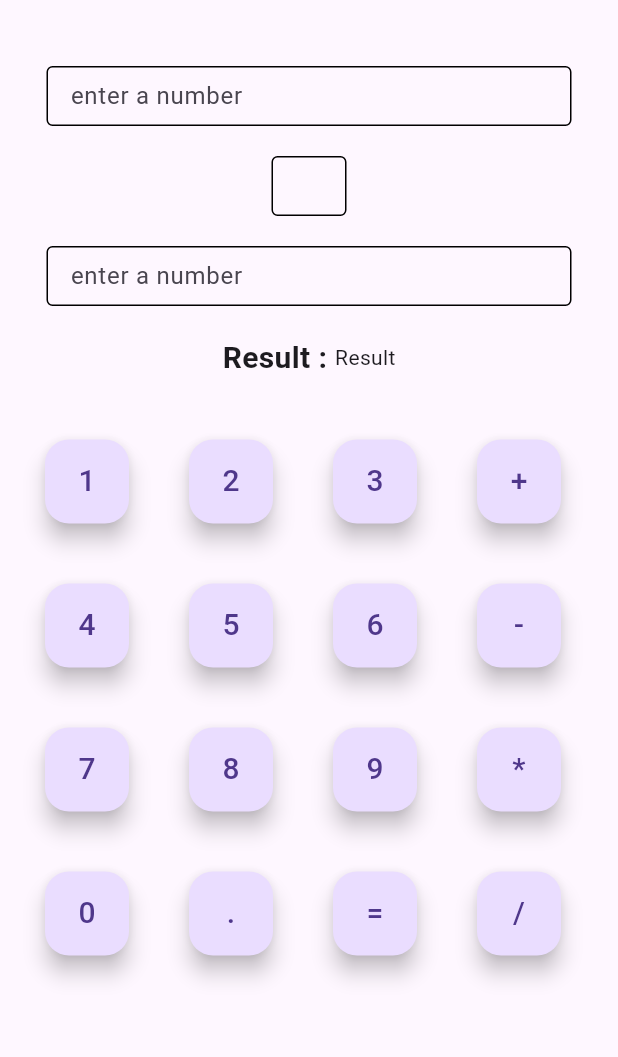
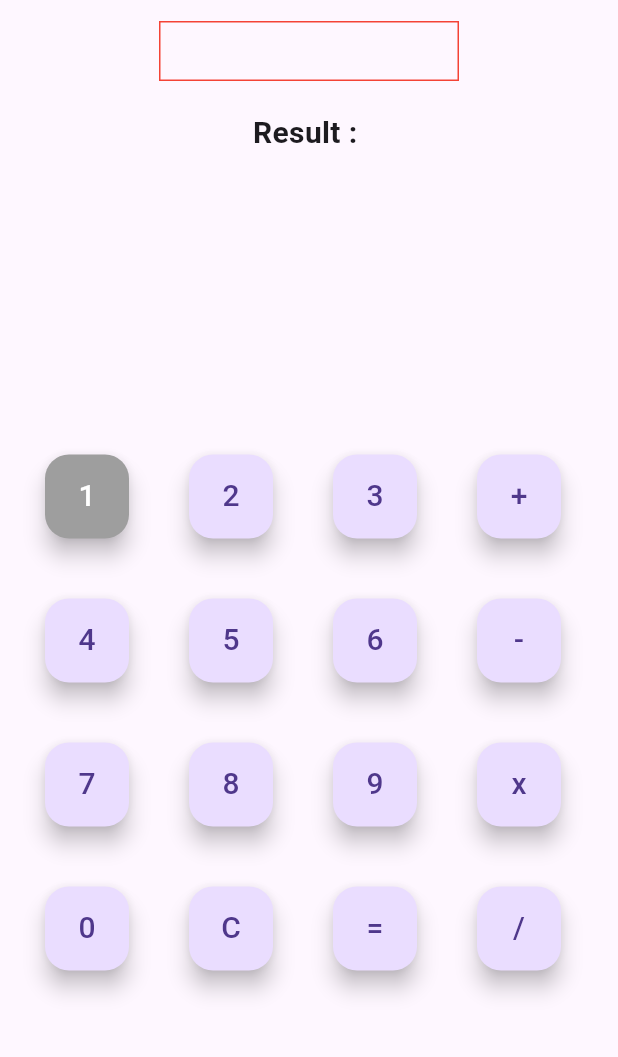
Before and after one commit to Fuaad81/calculator, a Flutter app: the screen it shows after launch, on a phone screen of 412 x 824 dp, the part 63-1120 px from its top. Run offline on Flutter 3.47's test engine with Material 3 defaults, Android fonts, the phone set to English and light mode, and no system bars.

```diff
--- a/lib/cltr.dart
+++ b/lib/cltr.dart
@@ -1,4 +1,4 @@
-// ignore_for_file: prefer_const_constructors, prefer_const_literals_to_create_immutables
+// ignore_for_file: prefer_const_constructors, prefer_const_literals_to_create_immutables, avoid_unnecessary_containers, prefer_typing_uninitialized_variables, unnecessary_null_comparison
 
 import 'package:flutter/material.dart';
 
@@ -12,6 +12,12 @@ class Home extends StatefulWidget {
 class _HomeState extends State<Home> {
   var t1 = TextEditingController();
   var t2 = TextEditingController();
+
+  var fn = 0;
+  var sn = 0;
+  var operator;
+  var c;
+
 
   @override
   Widget build(BuildContext context) {
@@ -31,57 +37,11 @@ class _HomeState extends State<Home> {
           child: SingleChildScrollView(
         child: Column(
           children: [
-            Row(
-              mainAxisAlignment: MainAxisAlignment.center,
-              children: [
-                Padding(
-                  padding: const EdgeInsets.only(top: 30),
-                  child: SizedBox(
-                    width: 350,
-                    height: 40,
-                    child: TextFormField(
-                      controller: t1,
-                      decoration: InputDecoration(
-                          labelText: 'enter a number',
-                          enabledBorder: OutlineInputBorder()),
-                    ),
-                  ),
-                ),
-              ],
-            ),
-            Row(
-              mainAxisAlignment: MainAxisAlignment.center,
-              children: [
-                Padding(
-                  padding: const EdgeInsets.only(top: 20),
-                  child: SizedBox(
-                    width: 50,
-                    height: 40,
-                    child: TextFormField(
-                      decoration: InputDecoration(
-                          enabledBorder: OutlineInputBorder()),
-                    ),
-                  ),
-                ),
-              ],
-            ),
-            Row(
-              mainAxisAlignment: MainAxisAlignment.center,
-              children: [
-                Padding(
-                  padding: const EdgeInsets.only(top: 20),
-                  child: SizedBox(
-                    width: 350,
-                    height: 40,
-                    child: TextFormField(
-                      controller: t2,
-                      decoration: InputDecoration(
-                          labelText: 'enter a number',
-                          enabledBorder: OutlineInputBorder()),
-                    ),
-                  ),
-                ),
-              ],
+            Container(
+              width: 200,
+              height: 40,
+              decoration: BoxDecoration(border: Border.all(color: Colors.red)),
+
             ),
             Row(
               mainAxisAlignment: MainAxisAlignment.center,
@@ -95,18 +55,24 @@ class _HomeState extends State<Home> {
                 ),
                 Padding(
                   padding: const EdgeInsets.only(top: 20),
-                  child: Text('Result'),
+                  child:Text( c != null ? c.toString() : '',style: TextStyle(fontSize: 20,fontWeight: FontWeight.w600),),
                 ),
               ],
             ),
             Padding(
-              padding: const EdgeInsets.only(top: 40),
+              padding: const EdgeInsets.only(top: 200),
               child: Row(
                 children: [
                   Padding(
                     padding: const EdgeInsets.only(left: 30),
                     child: FloatingActionButton(
-                      onPressed: () {},
+                      backgroundColor: Colors.grey,
+                      foregroundColor: Colors.white,
+
+                      onPressed: () {
+                        fn = 1;
+
+                      },
                       child: Text(
                         '1',
                         style: TextStyle(fontSize: 20),
@@ -116,21 +82,29 @@ class _HomeState extends State<Home> {
                   Padding(
                     padding: const EdgeInsets.only(left: 40),
                     child: FloatingActionButton(
-                      onPressed: () {},
+                      onPressed: () {
+                        fn = 2;
+                      },
                       child: Text('2', style: TextStyle(fontSize: 20)),
                     ),
                   ),
                   Padding(
                     padding: const EdgeInsets.only(left: 40),
                     child: FloatingActionButton(
-                      onPressed: () {},
+                      onPressed: () {
+                        fn = 3;
+                      },
                       child: Text('3', style: TextStyle(fontSize: 20)),
                     ),
                   ),
                   Padding(
                     padding: const EdgeInsets.only(left: 40),
                     child: FloatingActionButton(
-                      onPressed: () {},
+                      onPressed: () {
+                        operator = '+';
+                        sn = fn;
+                        fn = 0;
+                      },
                       child: Text('+', style: TextStyle(fontSize: 20)),
                     ),
                   ),
@@ -144,28 +118,38 @@ class _HomeState extends State<Home> {
                   Padding(
                     padding: const EdgeInsets.only(left: 30),
                     child: FloatingActionButton(
-                      onPressed: () {},
+                      onPressed: () {
+                        fn = 4;
+                      },
                       child: Text('4', style: TextStyle(fontSize: 20)),
                     ),
                   ),
                   Padding(
                     padding: const EdgeInsets.only(left: 40),
                     child: FloatingActionButton(
-                      onPressed: () {},
+                      onPressed: () {
+                        fn = 5;
+                      },
                       child: Text('5', style: TextStyle(fontSize: 20)),
                     ),
                   ),
                   Padding(
                     padding: const EdgeInsets.only(left: 40),
                     child: FloatingActionButton(
-                      onPressed: () {},
+                      onPressed: () {
+                        fn = 6;
+                      },
                       child: Text('6', style: TextStyle(fontSize: 20)),
                     ),
                   ),
                   Padding(
                     padding: const EdgeInsets.only(left: 40),
                     child: FloatingActionButton(
-                      onPressed: () {},
+                      onPressed: () {
+                        operator = '-';
+                        sn = fn;
+                        fn = 0;
+                      },
                       child: Text('-', style: TextStyle(fontSize: 20)),
                     ),
                   ),
@@ -179,29 +163,39 @@ class _HomeState extends State<Home> {
                   Padding(
                     padding: const EdgeInsets.only(left: 30),
                     child: FloatingActionButton(
-                      onPressed: () {},
+                      onPressed: () {
+                        fn = 7;
+                      },
                       child: Text('7', style: TextStyle(fontSize: 20)),
                     ),
                   ),
                   Padding(
                     padding: const EdgeInsets.only(left: 40),
                     child: FloatingActionButton(
-                      onPressed: () {},
+                      onPressed: () {
+                        fn = 8;
+                      },
                       child: Text('8', style: TextStyle(fontSize: 20)),
                     ),
                   ),
                   Padding(
                     padding: const EdgeInsets.only(left: 40),
                     child: FloatingActionButton(
-                      onPressed: () {},
+                      onPressed: () {
+                        fn = 9;
+                      },
                       child: Text('9', style: TextStyle(fontSize: 20)),
                     ),
                   ),
                   Padding(
                     padding: const EdgeInsets.only(left: 40),
                     child: FloatingActionButton(
-                      onPressed: () {},
-                      child: Text('*', style: TextStyle(fontSize: 20)),
+                      onPressed: () {
+                        operator = 'x';
+                        sn = fn;
+                        fn = 0;
+                      },
+                      child: Text('x', style: TextStyle(fontSize: 20)),
                     ),
                   ),
                 ],
@@ -214,28 +208,66 @@ class _HomeState extends State<Home> {
                   Padding(
                     padding: const EdgeInsets.only(left: 30),
                     child: FloatingActionButton(
-                      onPressed: () {},
+                      onPressed: () {
+                        fn = 0;
+                      },
                       child: Text('0', style: TextStyle(fontSize: 20)),
                     ),
                   ),
                   Padding(
                     padding: const EdgeInsets.only(left: 40),
                     child: FloatingActionButton(
-                      onPressed: () {},
-                      child: Text('.', style: TextStyle(fontSize: 20)),
+                      onPressed: () {
+                        operator = 'C';
+                        sn = fn;
+                        fn = 0;
+                      },
+                      child: Text('C', style: TextStyle(fontSize: 20)),
                     ),
                   ),
                   Padding(
                     padding: const EdgeInsets.only(left: 40),
                     child: FloatingActionButton(
-                      onPressed: () {},
+                      onPressed: () {
+                        if(operator == '+'){
+                         setState(() {
+                           c = fn + sn;
+
+                         });
+
+                        }
+                        else if(operator == '-'){
+                          setState(() {
+                            c = fn - sn;
+                          });
+                        }
+                        else if(operator == 'x'){
+                          setState(() {
+                            c = fn * sn;
+                          });
+                        }
+                        else if(operator == 'C'){
+                          setState(() {
+                            c = 0;
+                          });
+                        }
+                        else if(operator == '/'){
+                          setState(() {
+                            c = fn / sn;
+                          });
+                        }
+                      },
                       child: Text('=', style: TextStyle(fontSize: 20)),
                     ),
                   ),
                   Padding(
                     padding: const EdgeInsets.only(left: 40),
                     child: FloatingActionButton(
-                      onPressed: () {},
+                      onPressed: () {
+                        operator = '/';
+                        sn = fn;
+                        fn = 0;
+                      },
                       child: Text('/', style: TextStyle(fontSize: 20)),
                     ),
                   ),
```
